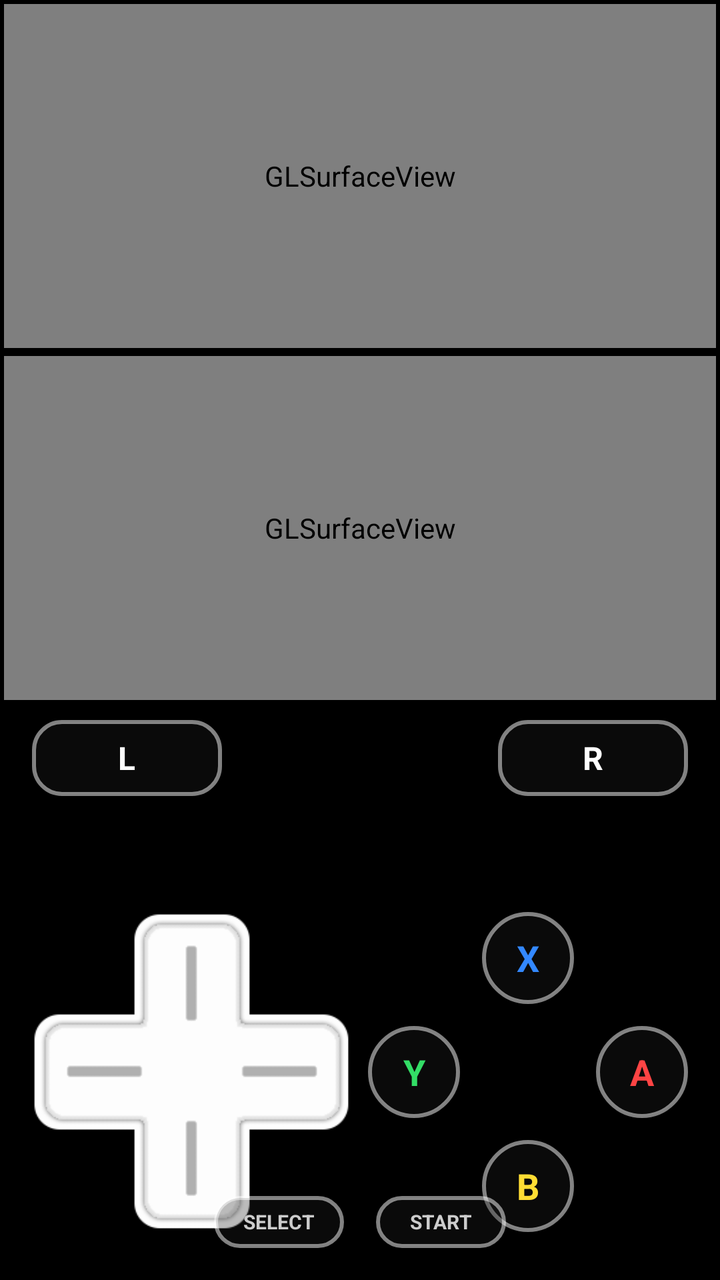
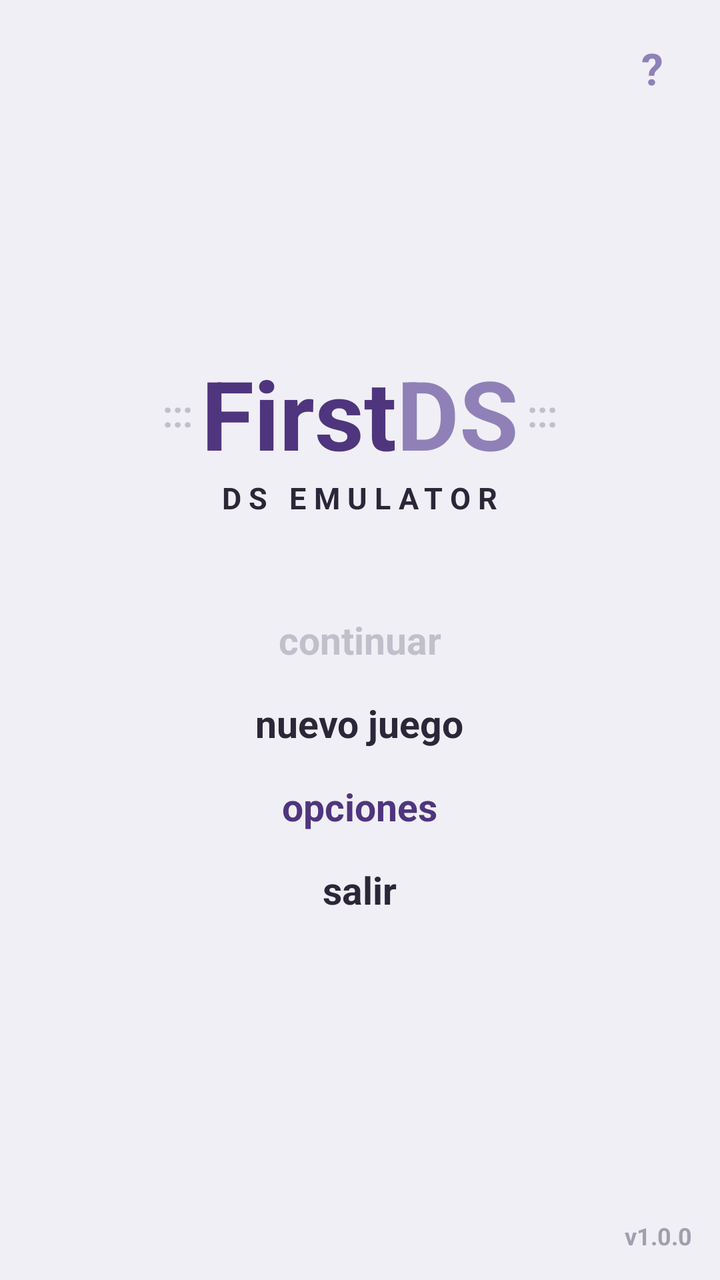

Screens rendered from an Android XML layout before and after an edit, with the pre-edit source and the edit as a unified diff.
<!-- AndroidManifest.xml: application theme Theme.AppCompat.NoActionBar -->
<!-- res/layout/activity_main.xml -->
<?xml version="1.0" encoding="utf-8"?>
<androidx.constraintlayout.widget.ConstraintLayout xmlns:android="http://schemas.android.com/apk/res/android"
    xmlns:app="http://schemas.android.com/apk/res-auto"
    android:layout_width="match_parent"
    android:layout_height="match_parent"
    android:background="#000000">

    
    <LinearLayout
        android:id="@+id/screens_container"
        android:layout_width="0dp"
        android:layout_height="0dp"
        android:orientation="vertical"
        android:gravity="center"
        app:layout_constraintTop_toTopOf="parent"
        app:layout_constraintBottom_toTopOf="@id/controls_guideline"
        app:layout_constraintStart_toStartOf="parent"
        app:layout_constraintEnd_toEndOf="parent">

        
        <android.opengl.GLSurfaceView
            android:id="@+id/gl_screen_top"
            android:layout_width="match_parent"
            android:layout_height="0dp"
            android:layout_weight="1"
            android:layout_margin="2dp" />

        
        <android.opengl.GLSurfaceView
            android:id="@+id/gl_screen_bottom"
            android:layout_width="match_parent"
            android:layout_height="0dp"
            android:layout_weight="1"
            android:layout_margin="2dp" />
    </LinearLayout>

    <androidx.constraintlayout.widget.Guideline
        android:id="@+id/controls_guideline"
        android:layout_width="wrap_content"
        android:layout_height="wrap_content"
        android:orientation="horizontal"
        app:layout_constraintGuide_percent="0.55" />

    
    <TextView
        android:id="@+id/btn_l"
        android:layout_width="95dp"
        android:layout_height="38dp"
        android:layout_marginStart="16dp"
        android:layout_marginTop="8dp"
        android:background="@drawable/btn_pill"
        android:gravity="center"
        android:text="L"
        android:textColor="#FFFFFF"
        android:textSize="16sp"
        android:textStyle="bold"
        app:layout_constraintStart_toStartOf="parent"
        app:layout_constraintTop_toBottomOf="@id/controls_guideline" />

    <TextView
        android:id="@+id/btn_r"
        android:layout_width="95dp"
        android:layout_height="38dp"
        android:layout_marginEnd="16dp"
        android:layout_marginTop="8dp"
        android:background="@drawable/btn_pill"
        android:gravity="center"
        android:text="R"
        android:textColor="#FFFFFF"
        android:textSize="16sp"
        android:textStyle="bold"
        app:layout_constraintEnd_toEndOf="parent"
        app:layout_constraintTop_toBottomOf="@id/controls_guideline" />

    
    <RelativeLayout
        android:id="@+id/dpad_container"
        android:layout_width="160dp"
        android:layout_height="160dp"
        android:layout_marginStart="16dp"
        android:layout_marginBottom="24dp"
        app:layout_constraintBottom_toBottomOf="parent"
        app:layout_constraintStart_toStartOf="parent">

        <ImageView
            android:layout_width="match_parent"
            android:layout_height="match_parent"
            android:scaleType="fitCenter"
            android:src="@drawable/dpad_0" />

        <View
            android:id="@+id/btn_up"
            android:layout_width="50dp"
            android:layout_height="50dp"
            android:layout_centerHorizontal="true"
            android:layout_alignParentTop="true" />

        <View
            android:id="@+id/btn_down"
            android:layout_width="50dp"
            android:layout_height="50dp"
            android:layout_centerHorizontal="true"
            android:layout_alignParentBottom="true" />

        <View
            android:id="@+id/btn_left"
            android:layout_width="50dp"
            android:layout_height="50dp"
            android:layout_centerVertical="true"
            android:layout_alignParentStart="true" />

        <View
            android:id="@+id/btn_right"
            android:layout_width="50dp"
            android:layout_height="50dp"
            android:layout_centerVertical="true"
            android:layout_alignParentEnd="true" />
    </RelativeLayout>

    
    <androidx.constraintlayout.widget.ConstraintLayout
        android:id="@+id/abxy_container"
        android:layout_width="160dp"
        android:layout_height="160dp"
        android:layout_marginEnd="16dp"
        android:layout_marginBottom="24dp"
        app:layout_constraintBottom_toBottomOf="parent"
        app:layout_constraintEnd_toEndOf="parent">

        <TextView
            android:id="@+id/btn_x"
            android:layout_width="46dp"
            android:layout_height="46dp"
            android:background="@drawable/btn_round"
            android:gravity="center"
            android:text="X"
            android:textColor="#3388FF"
            android:textSize="18sp"
            android:textStyle="bold"
            app:layout_constraintTop_toTopOf="parent"
            app:layout_constraintStart_toStartOf="parent"
            app:layout_constraintEnd_toEndOf="parent" />

        <TextView
            android:id="@+id/btn_b"
            android:layout_width="46dp"
            android:layout_height="46dp"
            android:background="@drawable/btn_round"
            android:gravity="center"
            android:text="B"
            android:textColor="#FFDD33"
            android:textSize="18sp"
            android:textStyle="bold"
            app:layout_constraintBottom_toBottomOf="parent"
            app:layout_constraintStart_toStartOf="parent"
            app:layout_constraintEnd_toEndOf="parent" />

        <TextView
            android:id="@+id/btn_y"
            android:layout_width="46dp"
            android:layout_height="46dp"
            android:background="@drawable/btn_round"
            android:gravity="center"
            android:text="Y"
            android:textColor="#33DD66"
            android:textSize="18sp"
            android:textStyle="bold"
            app:layout_constraintStart_toStartOf="parent"
            app:layout_constraintTop_toTopOf="parent"
            app:layout_constraintBottom_toBottomOf="parent" />

        <TextView
            android:id="@+id/btn_a"
            android:layout_width="46dp"
            android:layout_height="46dp"
            android:background="@drawable/btn_round"
            android:gravity="center"
            android:text="A"
            android:textColor="#FF4444"
            android:textSize="18sp"
            android:textStyle="bold"
            app:layout_constraintEnd_toEndOf="parent"
            app:layout_constraintTop_toTopOf="parent"
            app:layout_constraintBottom_toBottomOf="parent" />
    </androidx.constraintlayout.widget.ConstraintLayout>

    
    <LinearLayout
        android:layout_width="wrap_content"
        android:layout_height="wrap_content"
        android:orientation="horizontal"
        android:layout_marginBottom="16dp"
        app:layout_constraintBottom_toBottomOf="parent"
        app:layout_constraintStart_toStartOf="parent"
        app:layout_constraintEnd_toEndOf="parent">

        <TextView
            android:id="@+id/btn_select"
            android:layout_width="65dp"
            android:layout_height="26dp"
            android:layout_marginEnd="8dp"
            android:background="@drawable/btn_pill"
            android:gravity="center"
            android:text="SELECT"
            android:textColor="#CCCCCC"
            android:textSize="10sp"
            android:textStyle="bold" />

        <TextView
            android:id="@+id/btn_start"
            android:layout_width="65dp"
            android:layout_height="26dp"
            android:layout_marginStart="8dp"
            android:background="@drawable/btn_pill"
            android:gravity="center"
            android:text="START"
            android:textColor="#CCCCCC"
            android:textSize="10sp"
            android:textStyle="bold" />
    </LinearLayout>

</androidx.constraintlayout.widget.ConstraintLayout>
<!-- resources referenced by this layout -->
<resources>
  <!-- drawable btn_pill (drawable) -->
  <?xml version="1.0" encoding="utf-8"?>
  <shape xmlns:android="http://schemas.android.com/apk/res/android"
      android:shape="rectangle">
      <corners android:radius="14dp" />
      <solid android:color="#4D222222" />
      <stroke
          android:width="2dp"
          android:color="#80FFFFFF" />
  </shape>
  <!-- drawable btn_round (drawable) -->
  <?xml version="1.0" encoding="utf-8"?>
  <shape xmlns:android="http://schemas.android.com/apk/res/android"
      android:shape="oval">
      <solid android:color="#4D222222" />
      <stroke
          android:width="2dp"
          android:color="#80FFFFFF" />
  </shape>
  <!-- drawable dpad_0: png bitmap (drawable, 8874 bytes) -->
</resources>

<!-- the commit's change to res/layout/activity_main.xml (unified diff, before → after) -->
@@ -1,222 +1,148 @@
 <?xml version="1.0" encoding="utf-8"?>
-<androidx.constraintlayout.widget.ConstraintLayout xmlns:android="http://schemas.android.com/apk/res/android"
-    xmlns:app="http://schemas.android.com/apk/res-auto"
+<RelativeLayout xmlns:android="http://schemas.android.com/apk/res/android"
     android:layout_width="match_parent"
     android:layout_height="match_parent"
-    android:background="#000000">
-
-    
-    <LinearLayout
-        android:id="@+id/screens_container"
-        android:layout_width="0dp"
-        android:layout_height="0dp"
-        android:orientation="vertical"
-        android:gravity="center"
-        app:layout_constraintTop_toTopOf="parent"
-        app:layout_constraintBottom_toTopOf="@id/controls_guideline"
-        app:layout_constraintStart_toStartOf="parent"
-        app:layout_constraintEnd_toEndOf="parent">
-
-        
-        <android.opengl.GLSurfaceView
-            android:id="@+id/gl_screen_top"
-            android:layout_width="match_parent"
-            android:layout_height="0dp"
-            android:layout_weight="1"
-            android:layout_margin="2dp" />
-
-        
-        <android.opengl.GLSurfaceView
-            android:id="@+id/gl_screen_bottom"
-            android:layout_width="match_parent"
-            android:layout_height="0dp"
-            android:layout_weight="1"
-            android:layout_margin="2dp" />
-    </LinearLayout>
-
-    <androidx.constraintlayout.widget.Guideline
-        android:id="@+id/controls_guideline"
-        android:layout_width="wrap_content"
-        android:layout_height="wrap_content"
-        android:orientation="horizontal"
-        app:layout_constraintGuide_percent="0.55" />
-
-    
-    <TextView
-        android:id="@+id/btn_l"
-        android:layout_width="95dp"
-        android:layout_height="38dp"
-        android:layout_marginStart="16dp"
-        android:layout_marginTop="8dp"
-        android:background="@drawable/btn_pill"
-        android:gravity="center"
-        android:text="L"
-        android:textColor="#FFFFFF"
-        android:textSize="16sp"
-        android:textStyle="bold"
-        app:layout_constraintStart_toStartOf="parent"
-        app:layout_constraintTop_toBottomOf="@id/controls_guideline" />
-
-    <TextView
-        android:id="@+id/btn_r"
-        android:layout_width="95dp"
-        android:layout_height="38dp"
-        android:layout_marginEnd="16dp"
-        android:layout_marginTop="8dp"
-        android:background="@drawable/btn_pill"
-        android:gravity="center"
-        android:text="R"
-        android:textColor="#FFFFFF"
-        android:textSize="16sp"
-        android:textStyle="bold"
-        app:layout_constraintEnd_toEndOf="parent"
-        app:layout_constraintTop_toBottomOf="@id/controls_guideline" />
-
-    
-    <RelativeLayout
-        android:id="@+id/dpad_container"
-        android:layout_width="160dp"
-        android:layout_height="160dp"
-        android:layout_marginStart="16dp"
-        android:layout_marginBottom="24dp"
-        app:layout_constraintBottom_toBottomOf="parent"
-        app:layout_constraintStart_toStartOf="parent">
-
-        <ImageView
-            android:layout_width="match_parent"
-            android:layout_height="match_parent"
-            android:scaleType="fitCenter"
-            android:src="@drawable/dpad_0" />
-
-        <View
-            android:id="@+id/btn_up"
-            android:layout_width="50dp"
-            android:layout_height="50dp"
-            android:layout_centerHorizontal="true"
-            android:layout_alignParentTop="true" />
-
-        <View
-            android:id="@+id/btn_down"
-            android:layout_width="50dp"
-            android:layout_height="50dp"
-            android:layout_centerHorizontal="true"
-            android:layout_alignParentBottom="true" />
-
-        <View
-            android:id="@+id/btn_left"
-            android:layout_width="50dp"
-            android:layout_height="50dp"
-            android:layout_centerVertical="true"
-            android:layout_alignParentStart="true" />
-
-        <View
-            android:id="@+id/btn_right"
-            android:layout_width="50dp"
-            android:layout_height="50dp"
-            android:layout_centerVertical="true"
-            android:layout_alignParentEnd="true" />
-    </RelativeLayout>
-
-    
-    <androidx.constraintlayout.widget.ConstraintLayout
-        android:id="@+id/abxy_container"
-        android:layout_width="160dp"
-        android:layout_height="160dp"
-        android:layout_marginEnd="16dp"
-        android:layout_marginBottom="24dp"
-        app:layout_constraintBottom_toBottomOf="parent"
-        app:layout_constraintEnd_toEndOf="parent">
-
-        <TextView
-            android:id="@+id/btn_x"
-            android:layout_width="46dp"
-            android:layout_height="46dp"
-            android:background="@drawable/btn_round"
-            android:gravity="center"
-            android:text="X"
-            android:textColor="#3388FF"
-            android:textSize="18sp"
-            android:textStyle="bold"
-            app:layout_constraintTop_toTopOf="parent"
-            app:layout_constraintStart_toStartOf="parent"
-            app:layout_constraintEnd_toEndOf="parent" />
-
-        <TextView
-            android:id="@+id/btn_b"
-            android:layout_width="46dp"
-            android:layout_height="46dp"
-            android:background="@drawable/btn_round"
-            android:gravity="center"
-            android:text="B"
-            android:textColor="#FFDD33"
-            android:textSize="18sp"
-            android:textStyle="bold"
-            app:layout_constraintBottom_toBottomOf="parent"
-            app:layout_constraintStart_toStartOf="parent"
-            app:layout_constraintEnd_toEndOf="parent" />
-
-        <TextView
-            android:id="@+id/btn_y"
-            android:layout_width="46dp"
-            android:layout_height="46dp"
-            android:background="@drawable/btn_round"
-            android:gravity="center"
-            android:text="Y"
-            android:textColor="#33DD66"
-            android:textSize="18sp"
-            android:textStyle="bold"
-            app:layout_constraintStart_toStartOf="parent"
-            app:layout_constraintTop_toTopOf="parent"
-            app:layout_constraintBottom_toBottomOf="parent" />
-
-        <TextView
-            android:id="@+id/btn_a"
-            android:layout_width="46dp"
-            android:layout_height="46dp"
-            android:background="@drawable/btn_round"
-            android:gravity="center"
-            android:text="A"
-            android:textColor="#FF4444"
-            android:textSize="18sp"
-            android:textStyle="bold"
-            app:layout_constraintEnd_toEndOf="parent"
-            app:layout_constraintTop_toTopOf="parent"
-            app:layout_constraintBottom_toBottomOf="parent" />
-    </androidx.constraintlayout.widget.ConstraintLayout>
+    android:background="#F0EFF5">
 
     
     <LinearLayout
         android:layout_width="wrap_content"
         android:layout_height="wrap_content"
-        android:orientation="horizontal"
-        android:layout_marginBottom="16dp"
-        app:layout_constraintBottom_toBottomOf="parent"
-        app:layout_constraintStart_toStartOf="parent"
-        app:layout_constraintEnd_toEndOf="parent">
+        android:layout_alignParentTop="true"
+        android:layout_alignParentEnd="true"
+        android:layout_margin="16dp"
+        android:orientation="horizontal">
 
         <TextView
-            android:id="@+id/btn_select"
-            android:layout_width="65dp"
-            android:layout_height="26dp"
-            android:layout_marginEnd="8dp"
-            android:background="@drawable/btn_pill"
+            android:id="@+id/btn_top_help"
+            android:layout_width="36dp"
+            android:layout_height="36dp"
             android:gravity="center"
-            android:text="SELECT"
-            android:textColor="#CCCCCC"
-            android:textSize="10sp"
+            android:text="?"
+            android:textColor="#8F81B8"
+            android:textSize="22sp"
+            android:textStyle="bold" />
+    </LinearLayout>
+
+    
+    <LinearLayout
+        android:id="@+id/layout_logo"
+        android:layout_width="wrap_content"
+        android:layout_height="wrap_content"
+        android:layout_centerInParent="true"
+        android:gravity="center"
+        android:orientation="vertical">
+
+        
+        <LinearLayout
+            android:layout_width="wrap_content"
+            android:layout_height="wrap_content"
+            android:gravity="center_vertical"
+            android:orientation="horizontal">
+
+            <TextView
+                android:layout_width="wrap_content"
+                android:layout_height="wrap_content"
+                android:text="::: "
+                android:textColor="#C2BFCC"
+                android:textSize="18sp"
+                android:textStyle="bold" />
+
+            
+            <TextView
+                android:layout_width="wrap_content"
+                android:layout_height="wrap_content"
+                android:text="First"
+                android:textColor="#4F357E"
+                android:textSize="48sp"
+                android:textStyle="bold" />
+
+            
+            <TextView
+                android:layout_width="wrap_content"
+                android:layout_height="wrap_content"
+                android:text="DS"
+                android:textColor="#8F81B8"
+                android:textSize="48sp"
+                android:textStyle="bold" />
+
+            <TextView
+                android:layout_width="wrap_content"
+                android:layout_height="wrap_content"
+                android:text=" :::"
+                android:textColor="#C2BFCC"
+                android:textSize="18sp"
+                android:textStyle="bold" />
+        </LinearLayout>
+
+        
+        <TextView
+            android:layout_width="wrap_content"
+            android:layout_height="wrap_content"
+            android:letterSpacing="0.25"
+            android:text="DS EMULATOR"
+            android:textColor="#2B2638"
+            android:textSize="15sp"
+            android:textStyle="bold" />
+
+        
+        <View
+            android:layout_width="1dp"
+            android:layout_height="40dp" />
+
+        
+        <TextView
+            android:id="@+id/btn_menu_continue"
+            android:layout_width="wrap_content"
+            android:layout_height="wrap_content"
+            android:padding="8dp"
+            android:text="continuar"
+            android:textColor="#C2BFCC"
+            android:textSize="19sp"
             android:textStyle="bold" />
 
         <TextView
-            android:id="@+id/btn_start"
-            android:layout_width="65dp"
-            android:layout_height="26dp"
-            android:layout_marginStart="8dp"
-            android:background="@drawable/btn_pill"
-            android:gravity="center"
-            android:text="START"
-            android:textColor="#CCCCCC"
-            android:textSize="10sp"
+            android:id="@+id/btn_menu_new_game"
+            android:layout_width="wrap_content"
+            android:layout_height="wrap_content"
+            android:padding="8dp"
+            android:text="nuevo juego"
+            android:textColor="#2B2638"
+            android:textSize="19sp"
+            android:textStyle="bold" />
+
+        <TextView
+            android:id="@+id/btn_menu_options"
+            android:layout_width="wrap_content"
+            android:layout_height="wrap_content"
+            android:padding="8dp"
+            android:text="opciones"
+            android:textColor="#4F357E"
+            android:textSize="19sp"
+            android:textStyle="bold" />
+
+        <TextView
+            android:id="@+id/btn_menu_exit"
+            android:layout_width="wrap_content"
+            android:layout_height="wrap_content"
+            android:padding="8dp"
+            android:text="salir"
+            android:textColor="#2B2638"
+            android:textSize="19sp"
             android:textStyle="bold" />
     </LinearLayout>
 
-</androidx.constraintlayout.widget.ConstraintLayout>
+    
+    <TextView
+        android:id="@+id/txt_version"
+        android:layout_width="wrap_content"
+        android:layout_height="wrap_content"
+        android:layout_alignParentEnd="true"
+        android:layout_alignParentBottom="true"
+        android:layout_margin="14dp"
+        android:text="v1.0.0"
+        android:textColor="#A29EAF"
+        android:textSize="12sp"
+        android:textStyle="bold" />
+
+</RelativeLayout>
<!-- resource entries referenced after the edit -->
@@ -1,24 +1,5 @@
 <!-- resources referenced by this layout -->
 <resources>
-  <!-- drawable btn_pill (drawable) -->
-  <?xml version="1.0" encoding="utf-8"?>
-  <shape xmlns:android="http://schemas.android.com/apk/res/android"
-      android:shape="rectangle">
-      <corners android:radius="14dp" />
-      <solid android:color="#4D222222" />
-      <stroke
-          android:width="2dp"
-          android:color="#80FFFFFF" />
-  </shape>
-  <!-- drawable btn_round (drawable) -->
-  <?xml version="1.0" encoding="utf-8"?>
-  <shape xmlns:android="http://schemas.android.com/apk/res/android"
-      android:shape="oval">
-      <solid android:color="#4D222222" />
-      <stroke
-          android:width="2dp"
-          android:color="#80FFFFFF" />
-  </shape>
-  <!-- drawable dpad_0: png bitmap (drawable, 8874 bytes) -->
+
 </resources>
 
